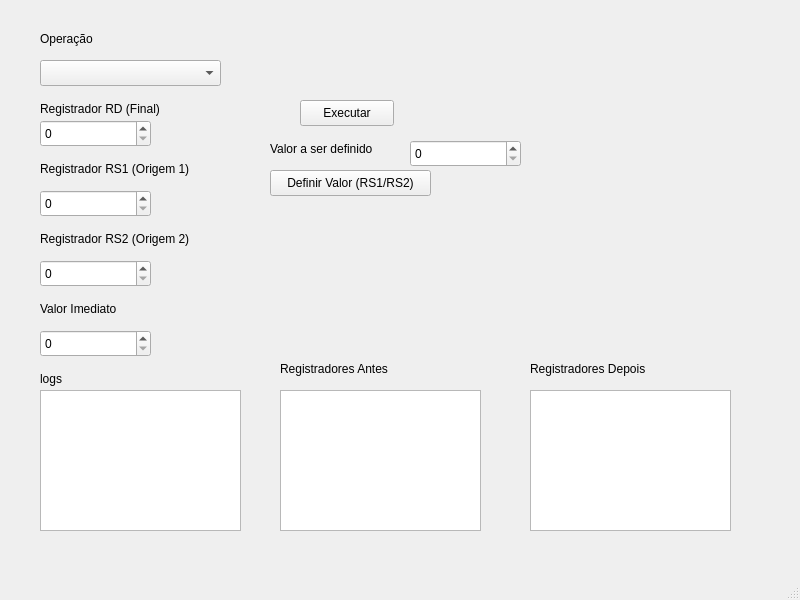
Old version of the form src/gui/demowindow.ui in the repository th-markendorf/Simulador-de-Processador-RISC-V.
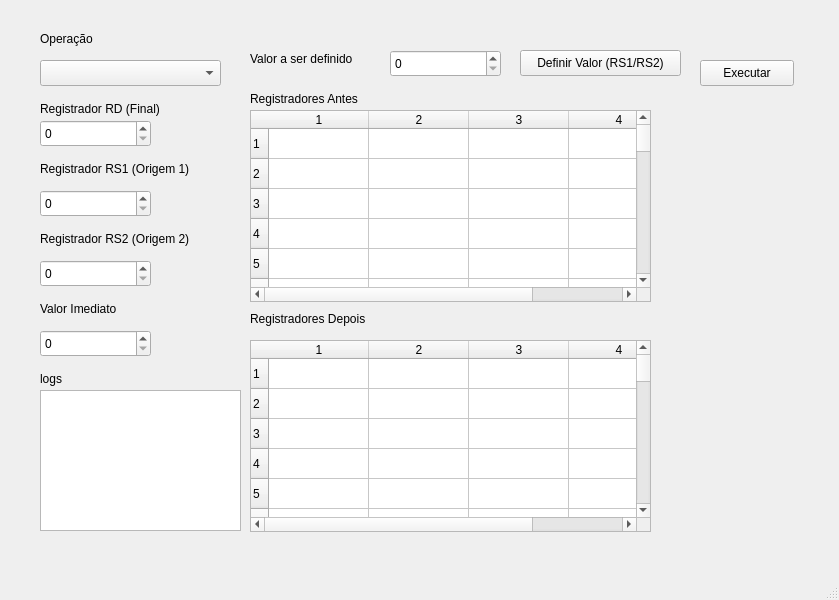
New version of the form.

Diff of the .ui file:
```diff
--- a/src/gui/demowindow.ui
+++ b/src/gui/demowindow.ui
@@ -6,7 +6,7 @@
    <rect>
     <x>0</x>
     <y>0</y>
-    <width>800</width>
+    <width>839</width>
     <height>600</height>
    </rect>
   </property>
@@ -152,31 +152,11 @@
      <string>logs</string>
     </property>
    </widget>
-   <widget class="QTextEdit" name="registersViewAntes">
-    <property name="geometry">
-     <rect>
-      <x>280</x>
-      <y>390</y>
-      <width>201</width>
-      <height>141</height>
-     </rect>
-    </property>
-   </widget>
-   <widget class="QTextEdit" name="registersViewDepois">
-    <property name="geometry">
-     <rect>
-      <x>530</x>
-      <y>390</y>
-      <width>201</width>
-      <height>141</height>
-     </rect>
-    </property>
-   </widget>
    <widget class="QLabel" name="label_7">
     <property name="geometry">
      <rect>
-      <x>280</x>
-      <y>360</y>
+      <x>250</x>
+      <y>90</y>
       <width>151</width>
       <height>18</height>
      </rect>
@@ -188,8 +168,8 @@
    <widget class="QLabel" name="label_8">
     <property name="geometry">
      <rect>
-      <x>530</x>
-      <y>360</y>
+      <x>250</x>
+      <y>310</y>
       <width>151</width>
       <height>18</height>
      </rect>
@@ -201,8 +181,8 @@
    <widget class="QPushButton" name="execButton">
     <property name="geometry">
      <rect>
-      <x>300</x>
-      <y>100</y>
+      <x>700</x>
+      <y>60</y>
       <width>94</width>
       <height>26</height>
      </rect>
@@ -214,8 +194,8 @@
    <widget class="QPushButton" name="setRegButton">
     <property name="geometry">
      <rect>
-      <x>270</x>
-      <y>170</y>
+      <x>520</x>
+      <y>50</y>
       <width>161</width>
       <height>26</height>
      </rect>
@@ -227,8 +207,8 @@
    <widget class="QSpinBox" name="spinRegValor">
     <property name="geometry">
      <rect>
-      <x>410</x>
-      <y>140</y>
+      <x>390</x>
+      <y>50</y>
       <width>111</width>
       <height>27</height>
      </rect>
@@ -237,8 +217,8 @@
    <widget class="QLabel" name="label_9">
     <property name="geometry">
      <rect>
-      <x>270</x>
-      <y>140</y>
+      <x>250</x>
+      <y>50</y>
       <width>131</width>
       <height>18</height>
      </rect>
@@ -247,6 +227,112 @@
      <string>Valor a ser definido</string>
     </property>
    </widget>
+   <widget class="QTableWidget" name="registersTableAntes">
+    <property name="geometry">
+     <rect>
+      <x>250</x>
+      <y>110</y>
+      <width>401</width>
+      <height>192</height>
+     </rect>
+    </property>
+    <property name="rowCount">
+     <number>33</number>
+    </property>
+    <property name="columnCount">
+     <number>4</number>
+    </property>
+    <row/>
+    <row/>
+    <row/>
+    <row/>
+    <row/>
+    <row/>
+    <row/>
+    <row/>
+    <row/>
+    <row/>
+    <row/>
+    <row/>
+    <row/>
+    <row/>
+    <row/>
+    <row/>
+    <row/>
+    <row/>
+    <row/>
+    <row/>
+    <row/>
+    <row/>
+    <row/>
+    <row/>
+    <row/>
+    <row/>
+    <row/>
+    <row/>
+    <row/>
+    <row/>
+    <row/>
+    <row/>
+    <row/>
+    <column/>
+    <column/>
+    <column/>
+    <column/>
+   </widget>
+   <widget class="QTableWidget" name="registersTableDepois">
+    <property name="geometry">
+     <rect>
+      <x>250</x>
+      <y>340</y>
+      <width>401</width>
+      <height>192</height>
+     </rect>
+    </property>
+    <property name="rowCount">
+     <number>33</number>
+    </property>
+    <property name="columnCount">
+     <number>4</number>
+    </property>
+    <row/>
+    <row/>
+    <row/>
+    <row/>
+    <row/>
+    <row/>
+    <row/>
+    <row/>
+    <row/>
+    <row/>
+    <row/>
+    <row/>
+    <row/>
+    <row/>
+    <row/>
+    <row/>
+    <row/>
+    <row/>
+    <row/>
+    <row/>
+    <row/>
+    <row/>
+    <row/>
+    <row/>
+    <row/>
+    <row/>
+    <row/>
+    <row/>
+    <row/>
+    <row/>
+    <row/>
+    <row/>
+    <row/>
+    <column/>
+    <column/>
+    <column/>
+    <column/>
+   </widget>
   </widget>
   <widget class="QMenuBar" name="menubar">
    <property name="geometry">
```
Left out of the diff: 4 changed lines with no effect on the pictures.
